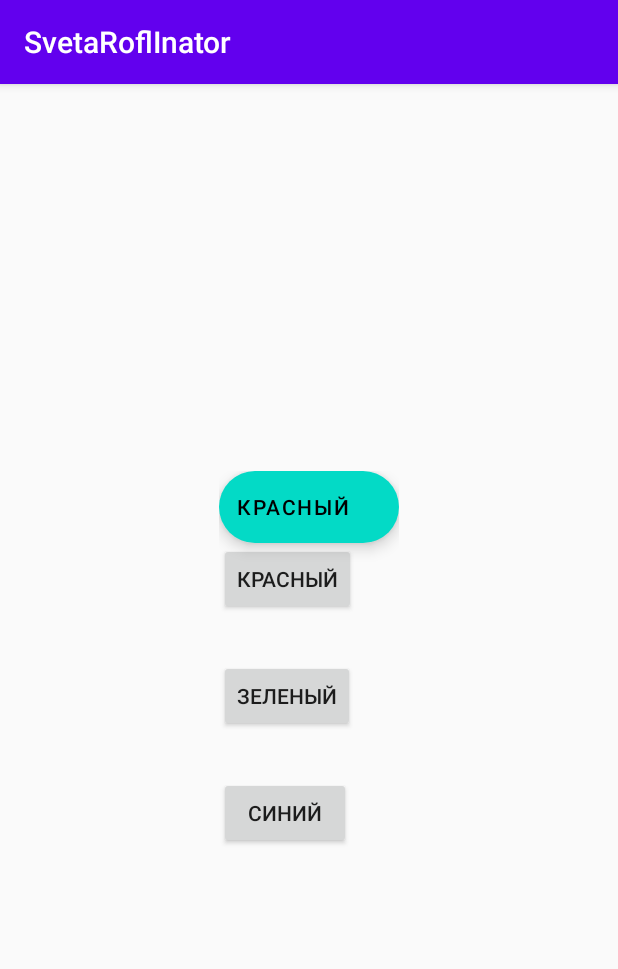
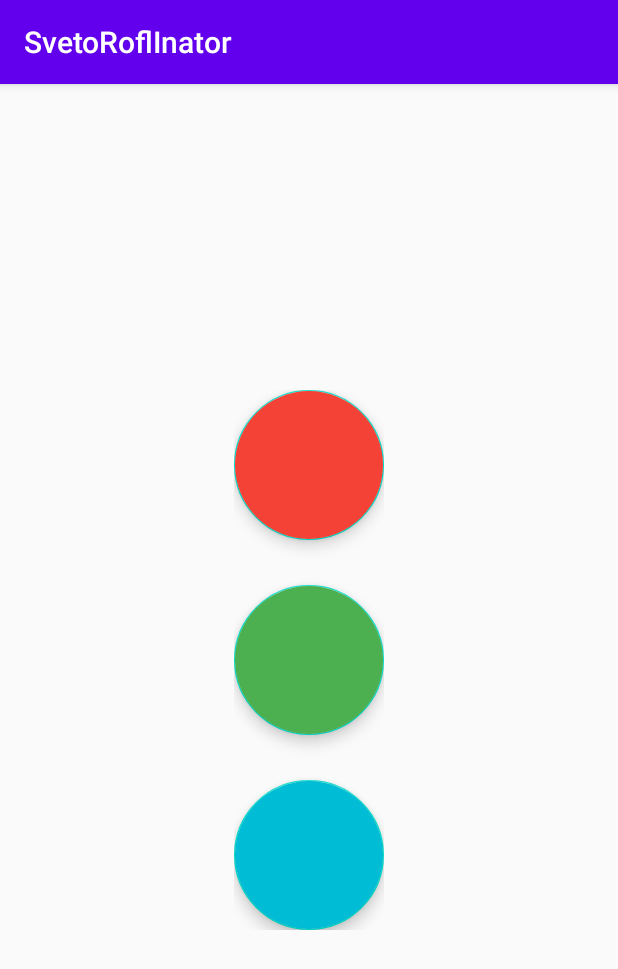
Before and after one commit to NNTC-ISIP-18/MDK-0103, an Android app: the screen it shows after launch (MainActivity), on a phone screen of 412 x 824 dp. Shown: the top 969 px of the screen. Run offline under Robolectric (Android 15) with nearby library versions, the phone set to English and light mode, and no system bars.

Commit message:
Finish SvetoRoflInator

```diff
--- a/SvetoroflInator/app/build.gradle
+++ b/SvetoroflInator/app/build.gradle
@@ -1,12 +1,12 @@
 apply plugin: 'com.android.application'
 
 android {
-    compileSdkVersion 29
-    buildToolsVersion '29.0.3'
+    compileSdkVersion 30
+    buildToolsVersion "30.0.2"
 
     defaultConfig {
         applicationId "com.nntc.svetoroflinator"
-        minSdkVersion 19
+        minSdkVersion 21
         targetSdkVersion 30
         versionCode 1
         versionName "1.0"
--- a/SvetoroflInator/app/src/main/AndroidManifest.xml
+++ b/SvetoroflInator/app/src/main/AndroidManifest.xml
@@ -1,6 +1,6 @@
 <?xml version="1.0" encoding="utf-8"?>
 <manifest xmlns:android="http://schemas.android.com/apk/res/android"
-    package="com.nntc.svetaroflinator">
+    package="com.nntc.svetoroflinator">
 
     <application
         android:allowBackup="true"
@@ -9,7 +9,7 @@
         android:roundIcon="@mipmap/ic_launcher_round"
         android:supportsRtl="true"
         android:theme="@style/AppTheme">
-        <activity android:name="com.nntc.svetaroflinator.MainActivity">
+        <activity android:name=".MainActivity">
             <intent-filter>
                 <action android:name="android.intent.action.MAIN" />
 
--- a/SvetoroflInator/app/src/main/res/layout/activity_main.xml
+++ b/SvetoroflInator/app/src/main/res/layout/activity_main.xml
@@ -1,8 +1,8 @@
 <?xml version="1.0" encoding="utf-8"?>
-<androidx.constraintlayout.widget.ConstraintLayout
-    xmlns:android="http://schemas.android.com/apk/res/android"
+<androidx.constraintlayout.widget.ConstraintLayout xmlns:android="http://schemas.android.com/apk/res/android"
     xmlns:app="http://schemas.android.com/apk/res-auto"
     xmlns:tools="http://schemas.android.com/tools"
+    android:id="@+id/mainBack"
     android:layout_width="match_parent"
     android:layout_height="match_parent"
     tools:context=".MainActivity">
@@ -16,35 +16,33 @@
         app:layout_constraintStart_toStartOf="parent"
         app:layout_constraintTop_toTopOf="parent">
 
-        <com.google.android.material.floatingactionbutton.ExtendedFloatingActionButton
-            android:id="@+id/fab"
-            android:layout_width="wrap_content"
-            android:layout_height="wrap_content"
-            android:theme="@style/Theme.MaterialComponents.NoActionBar"
-            android:text="Красный" />
-
-        <Button
+        <com.google.android.material.floatingactionbutton.FloatingActionButton
             android:id="@+id/btnLight1"
             android:layout_width="wrap_content"
             android:layout_height="wrap_content"
+            android:backgroundTint="#F44336"
+            app:fabCustomSize="100sp"
             android:onClick="onLight1Click"
-            android:text="Красный" />
+            android:theme="@style/Theme.MaterialComponents.NoActionBar" />
 
-        <Button
+        <com.google.android.material.floatingactionbutton.FloatingActionButton
             android:id="@+id/btnLight2"
             android:layout_width="wrap_content"
             android:layout_height="wrap_content"
             android:layout_marginVertical="30sp"
+            android:backgroundTint="#4CAF50"
+            app:fabCustomSize="100sp"
             android:onClick="onLight2Click"
-            android:text="Зеленый"
-            tools:ignore="OnClick" />
+            android:theme="@style/Theme.MaterialComponents.NoActionBar" />
 
-        <Button
+        <com.google.android.material.floatingactionbutton.FloatingActionButton
             android:id="@+id/btnLight3"
             android:layout_width="wrap_content"
             android:layout_height="wrap_content"
+            android:backgroundTint="#00BCD4"
+            app:fabCustomSize="100sp"
             android:onClick="onLight3Click"
-            android:text="Синий" />
+            android:theme="@style/Theme.MaterialComponents.NoActionBar" />
     </LinearLayout>
 
 </androidx.constraintlayout.widget.ConstraintLayout>
--- a/SvetoroflInator/app/src/main/res/values/strings.xml
+++ b/SvetoroflInator/app/src/main/res/values/strings.xml
@@ -1,3 +1,3 @@
 <resources>
-    <string name="app_name">SvetaRoflInator</string>
+    <string name="app_name">SvetoRoflInator</string>
 </resources>
--- a/SvetoroflInator/app/src/main/res/values/styles.xml
+++ b/SvetoroflInator/app/src/main/res/values/styles.xml
@@ -1,5 +1,4 @@
 <resources>
-
     <!-- Base application theme. -->
     <style name="AppTheme" parent="Theme.AppCompat.Light.DarkActionBar">
         <!-- Customize your theme here. -->
--- a/SvetoroflInator/build.gradle
+++ b/SvetoroflInator/build.gradle
@@ -5,7 +5,7 @@ buildscript {
         jcenter()
     }
     dependencies {
-        classpath 'com.android.tools.build:gradle:3.6.3'
+        classpath "com.android.tools.build:gradle:4.0.1"
 
         // NOTE: Do not place your application dependencies here; they belong
         // in the individual module build.gradle files
--- a/SvetoroflInator/settings.gradle
+++ b/SvetoroflInator/settings.gradle
@@ -1,2 +1,2 @@
 include ':app'
-rootProject.name = "SvetoroflInator"
+rootProject.name = "SvetoRoflInator"
```
Also changed, not shown: SvetoroflInator/app/src/main/java/com/nntc/svetaroflinator/MainActivity.java (deleted, +0 -28 lines), SvetoroflInator/app/src/main/java/com/nntc/svetoroflinator/MainActivity.java (added, +29 -0 lines), SvetoroflInator/app/src/main/res/values/colors.xml (line endings or trailing spaces), SvetoroflInator/gradle/wrapper/gradle-wrapper.properties.
